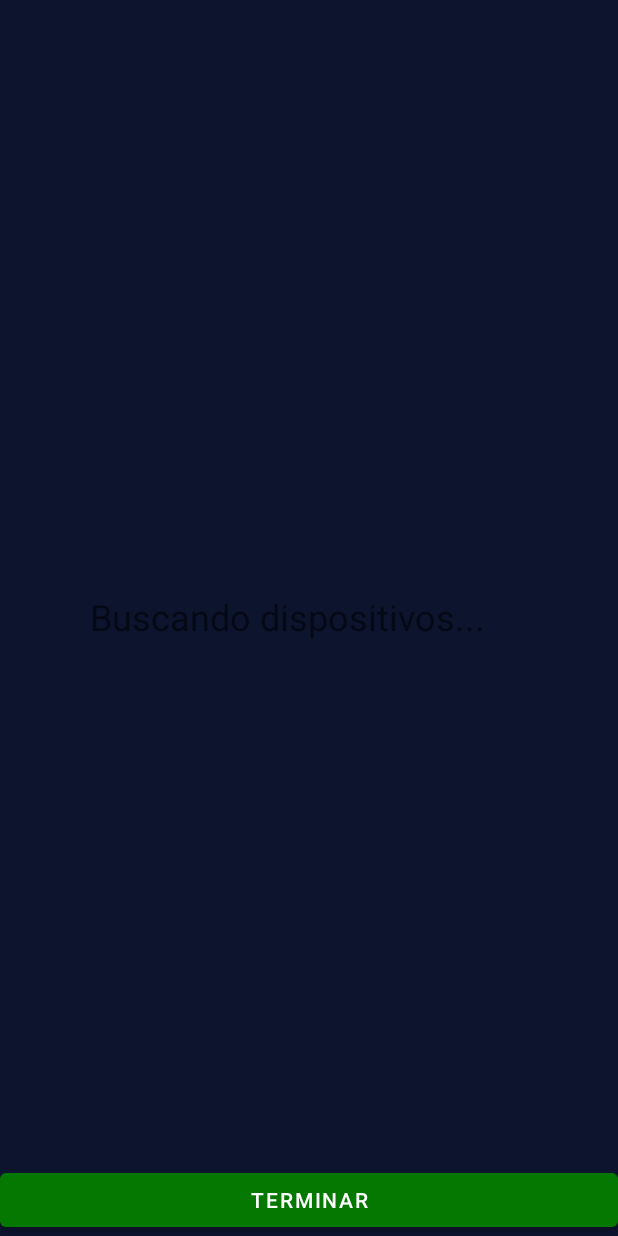
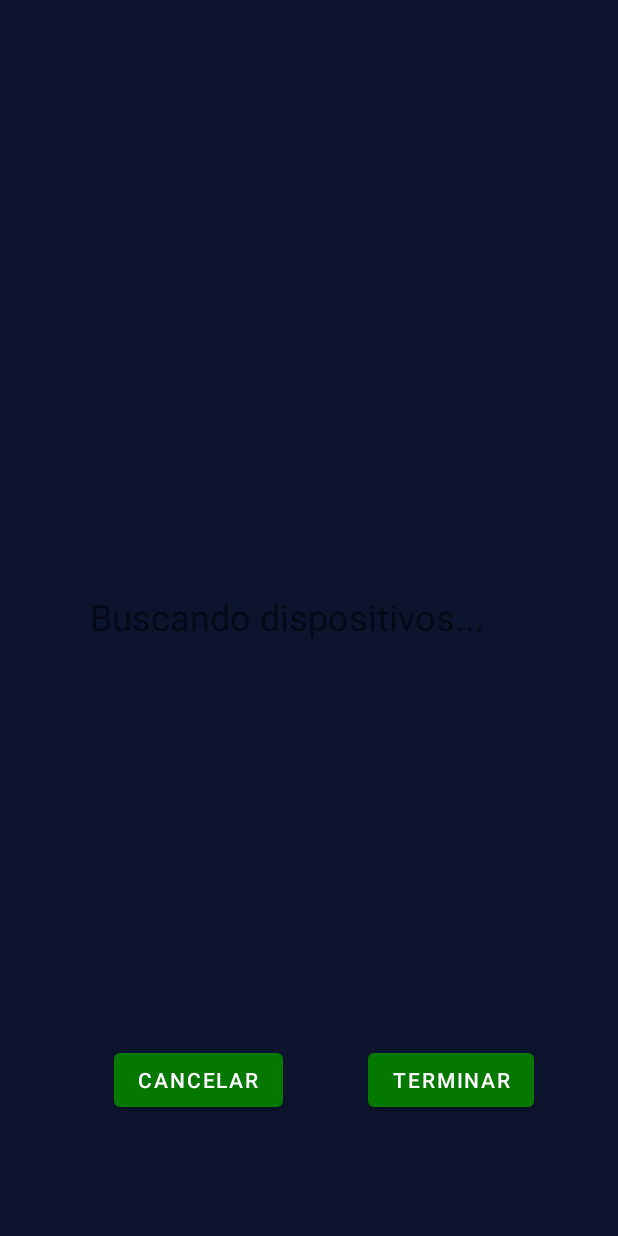
Before and after one commit to SMGalan-dev/SMGalan-dev-TT_2020-A106, an Android app: the fragment TestFragment placed in its activity, in the side drawer, after a tap on "Glucómetro", on a phone screen of 412 x 824 dp. Run offline under Robolectric (Android 15) with nearby library versions, the phone set to English and light mode, and no system bars; our stand-ins replace Firebase (no records; nobody signed in at launch, a user with empty details on screens opened directly), Timber; libraries missing offline, so code that uses them is left out: com.welie.blessed.

Commit message:
Glucometer_saveData, 1 register

```diff
--- a/app/src/main/java/com/example/tt_a106_v0/TestFragment.kt
+++ b/app/src/main/java/com/example/tt_a106_v0/TestFragment.kt
@@ -7,52 +7,26 @@ import android.view.ViewGroup
 import android.widget.Button
 import android.widget.Toast
 import androidx.fragment.app.Fragment
+import com.google.firebase.auth.ktx.auth
+import com.google.firebase.ktx.Firebase
 
 class TestFragment : Fragment(R.layout.fragment_test) {
-    /*
-    // TODO: Rename and change types of parameters
-    private var param1: String? = null
-    private var param2: String? = null
-
-    override fun onCreate(savedInstanceState: Bundle?) {
-        super.onCreate(savedInstanceState)
-        arguments?.let {
-            param1 = it.getString(ARG_PARAM1)
-            param2 = it.getString(ARG_PARAM2)
-        }
-    }
-
-    override fun onCreateView(
-        inflater: LayoutInflater, container: ViewGroup?,
-        savedInstanceState: Bundle?
-    ): View? {
-
-        // Inflate the layout for this fragment
-        return inflater.inflate(R.layout.fragment_test,  container, false)
-    }
-
-     */
-
-    /*  //Internet 1
-    override fun onCreateView(inflater: LayoutInflater, container: ViewGroup?,
-                              savedInstanceState: Bundle?): View? {
-        // Inflate the layout for this fragment
-        val view: View = inflater.inflate(R.layout.fragment_deudas, container, false)
-        fabAgregarDeuda = view.findViewById(R.id.fabAgregarDeuda)
-        fabAgregarDeuda.setOnClickListener {
-            // Aquí código del click :)
-        }
-        return view
-    }
-
-     */
-    // Internet 2
     private lateinit var mView: View
     override fun onCreateView(inflater: LayoutInflater, container: ViewGroup?, savedInstanceState: Bundle?): View? {
+        var user = Firebase.auth.currentUser
+
+
+
+        //var user1 = firebase.auth().currentUser;
         mView=inflater.inflate(R.layout.fragment_test,container,false)
         val btn = mView.findViewById<Button>(R.id.testBtn)
         btn.setOnClickListener {
-            Toast.makeText(activity, "Por favor, revise sus credenciales", Toast.LENGTH_SHORT).show()
+            if (user != null) {
+                Toast.makeText(activity, user.email.toString(), Toast.LENGTH_SHORT).show()
+            } else {
+                // No user is signed in
+                Toast.makeText(activity, "No hay sesion activa", Toast.LENGTH_SHORT).show()
+            }
         }
         return mView
     }
--- a/app/src/main/res/layout/fragment_glucometer.xml
+++ b/app/src/main/res/layout/fragment_glucometer.xml
@@ -22,12 +22,24 @@
         app:layout_constraintVertical_bias="0.499" />
 
     <Button
-        android:id="@+id/retGlucbtn"
-        android:layout_width="match_parent"
+        android:id="@+id/saveGlucbtn"
+        android:layout_width="0dp"
         android:layout_height="wrap_content"
+        android:layout_marginEnd="56dp"
+        android:layout_marginBottom="80dp"
         android:text="Terminar"
         app:layout_constraintBottom_toBottomOf="parent"
-        app:layout_constraintEnd_toEndOf="parent"
+        app:layout_constraintEnd_toEndOf="parent" />
+
+    <Button
+        android:id="@+id/cancelGlucbtn"
+        android:layout_width="wrap_content"
+        android:layout_height="wrap_content"
+        android:layout_marginBottom="80dp"
+        android:text="Cancelar"
+        app:layout_constraintBottom_toBottomOf="parent"
+        app:layout_constraintEnd_toStartOf="@+id/saveGlucbtn"
+        app:layout_constraintHorizontal_bias="0.574"
         app:layout_constraintStart_toStartOf="parent" />
 
 </androidx.constraintlayout.widget.ConstraintLayout>
```
Also changed, not shown: app/src/main/java/com/example/tt_a106_v0/patient_fragments/GlucometerFragment.kt (+43 -4 lines).
